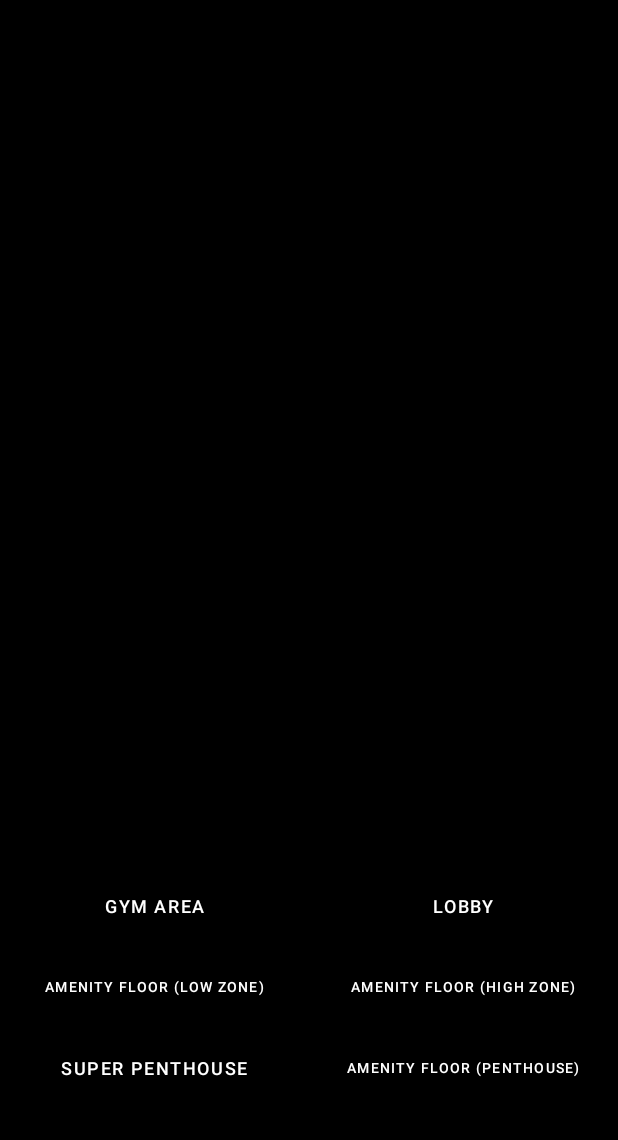
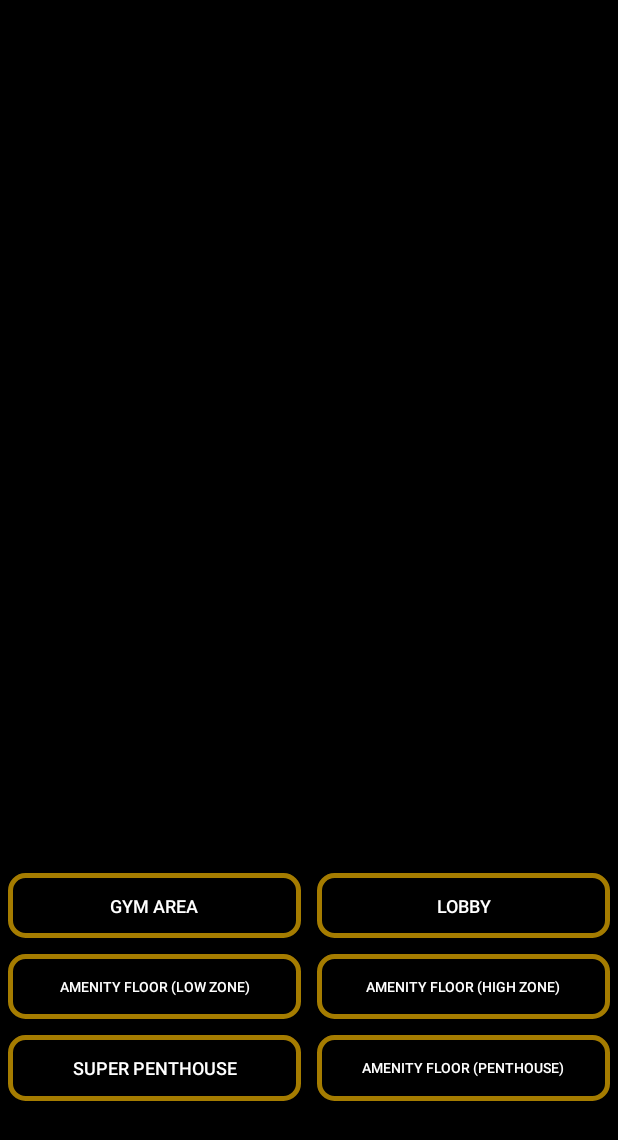
Before and after one commit to jioGRAPHI/EstateRemote, an Android app: the fragment HomeFragment shown on its own in the app's theme, on a phone screen of 412 x 824 dp. Shown: the top 1140 px of the screen. Run offline under Robolectric (Android 15) with nearby library versions, the phone set to English and light mode, and no system bars; 2 statements that could not run were skipped.

Commit message:
UI updates

```diff
--- a/app/src/main/java/com/droiduino/bluetoothconn/ui/notifications/NotificationsFragment.java
+++ b/app/src/main/java/com/droiduino/bluetoothconn/ui/notifications/NotificationsFragment.java
@@ -44,7 +44,7 @@ public class NotificationsFragment extends Fragment {
         btn09.setOnClickListener(new View.OnClickListener() {
             @Override
             public void onClick(View v) {
-                if (random_stat) {
+                if (!random_stat) {
                     context.setCmd("17");
                     random_stat = true;
                 }else{
--- a/app/src/main/res/drawable/btn_layout.xml
+++ b/app/src/main/res/drawable/btn_layout.xml
@@ -1,9 +1,26 @@
-<?xml version="1.0" encoding="utf-8"?>
+<selector xmlns:android="http://schemas.android.com/apk/res/android">
+    <item
+        android:state_enabled="false" >
+        <shape xmlns:android="http://schemas.android.com/apk/res/android"
+            android:shape="rectangle">
+            <gradient android:startColor="#f1f1f1"
+                android:endColor="#f1f1f1"
+                android:angle="270" />
+            <corners android:radius="10dp" />
+            <stroke android:width="5px" android:color="#A57C00" />
+        </shape>
+
+    </item>
+
+    <item
+        android:state_enabled="true">
         <shape xmlns:android="http://schemas.android.com/apk/res/android"
             android:shape="rectangle">
             <gradient android:startColor="#000000"
                 android:endColor="#000000"
                 android:angle="270" />
             <corners android:radius="10dp" />
-    <stroke android:width="10px" android:color="#A57C00" />
+            <stroke android:width="5px" android:color="#A57C00" />
         </shape>
+    </item>
+</selector>
--- a/app/src/main/res/layout/fragment_home.xml
+++ b/app/src/main/res/layout/fragment_home.xml
@@ -48,29 +48,31 @@
                 android:weightSum="1"
                 android:orientation="horizontal">
 
-                <Button
+                <android.widget.Button
                     android:id="@+id/btn01"
                     android:layout_margin="5dp"
                     android:layout_width="0dp"
                     android:layout_height="match_parent"
                     android:layout_weight="0.5"
-                    android:theme="@style/btnstyle"
+                    app:backgroundTint="@null"
+                    android:background="@drawable/btn_layout"
                     android:textSize="12dp"
                     android:text="Gym Area"
                     android:textColor="#ffffff">
-                </Button>
+                </android.widget.Button>
 
-                <Button
+                <android.widget.Button
                     android:id="@+id/btn02"
                     android:layout_margin="5dp"
                     android:layout_width="0dp"
                     android:layout_height="match_parent"
                     android:layout_weight="0.5"
-                    android:theme="@style/btnstyle"
+                    app:backgroundTint="@null"
+                    android:background="@drawable/btn_layout"
                     android:textSize="12dp"
                     android:text="Lobby"
                     android:textColor="#ffffff">
-                </Button>
+                </android.widget.Button>
 
             </LinearLayout>
 
@@ -81,29 +83,31 @@
                 android:weightSum="1"
                 android:orientation="horizontal">
 
-                <Button
+                <android.widget.Button
                     android:id="@+id/btn03"
                     android:layout_margin="5dp"
                     android:layout_width="0dp"
                     android:layout_height="match_parent"
                     android:layout_weight="0.5"
-                    android:theme="@style/btnstyle"
+                    app:backgroundTint="@null"
+                    android:background="@drawable/btn_layout"
                     android:textSize="9dp"
                     android:text="Amenity Floor (Low Zone)"
                     android:textColor="#ffffff">
-                </Button>
+                </android.widget.Button>
 
-                <Button
+                <android.widget.Button
                     android:id="@+id/btn04"
                     android:layout_margin="5dp"
                     android:layout_width="0dp"
                     android:layout_height="match_parent"
                     android:layout_weight="0.5"
-                    android:theme="@style/btnstyle"
+                    app:backgroundTint="@null"
+                    android:background="@drawable/btn_layout"
                     android:textSize="9dp"
                     android:text="Amenity Floor (High Zone)"
                     android:textColor="#ffffff">
-                </Button>
+                </android.widget.Button>
 
             </LinearLayout>
 
@@ -114,29 +118,31 @@
                 android:weightSum="1"
                 android:orientation="horizontal">
 
-                <Button
+                <android.widget.Button
                     android:id="@+id/btn05"
                     android:layout_margin="5dp"
                     android:layout_width="0dp"
                     android:layout_height="match_parent"
                     android:layout_weight="0.5"
-                    android:theme="@style/btnstyle"
+                    app:backgroundTint="@null"
+                    android:background="@drawable/btn_layout"
                     android:textSize="12dp"
                     android:text="Super Penthouse"
                     android:textColor="#ffffff">
-                </Button>
+                </android.widget.Button>
 
-                <Button
+                <android.widget.Button
                     android:id="@+id/btn06"
                     android:layout_margin="5dp"
                     android:layout_width="0dp"
                     android:layout_height="match_parent"
                     android:layout_weight="0.5"
-                    android:theme="@style/btnstyle"
+                    app:backgroundTint="@null"
+                    android:background="@drawable/btn_layout"
                     android:textSize="9dp"
                     android:text="Amenity Floor (Penthouse)"
                     android:textColor="#ffffff">
-                </Button>
+                </android.widget.Button>
 
             </LinearLayout>
 
```
Also changed, not shown: app/src/main/res/layout/activity_main.xml (+4 -6 lines), app/src/main/res/layout/fragment_dashboard.xml (+8 -6 lines), app/src/main/res/layout/fragment_notifications.xml (+4 -3 lines). Lines whose indentation alone changed are shown as unchanged.
